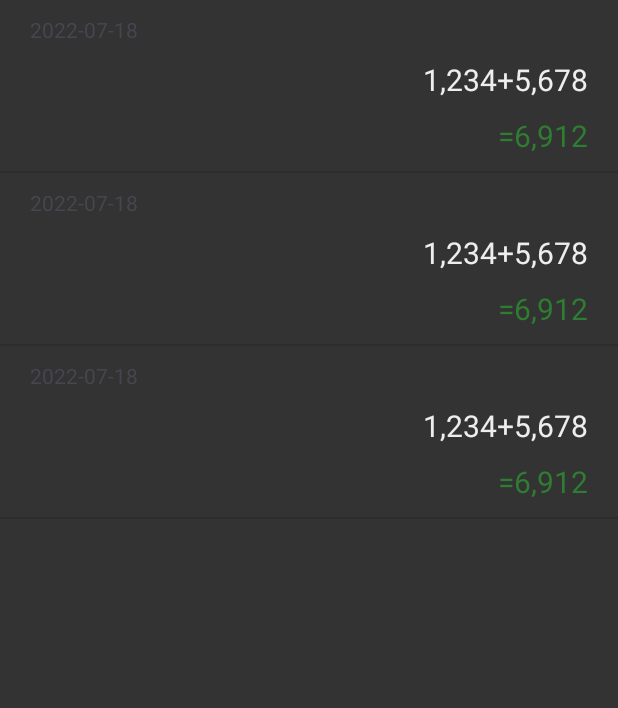
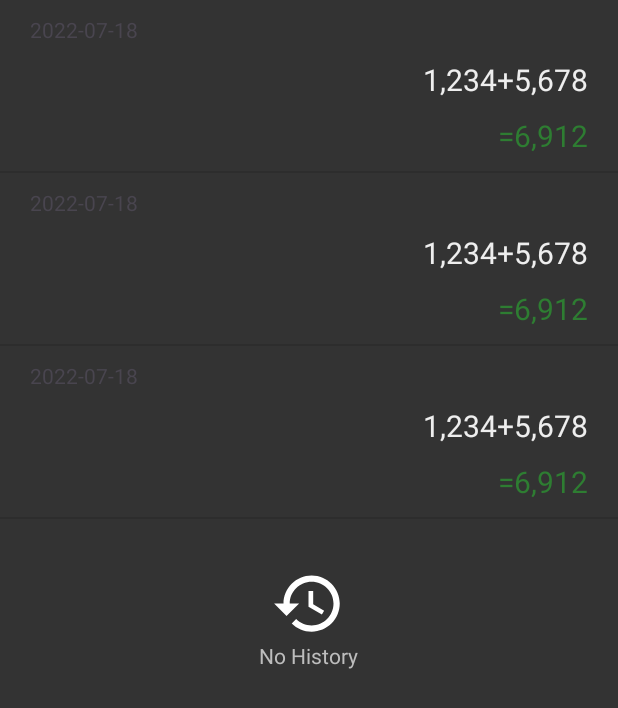
Before and after one commit to Hyuck9/H-Calculator2, an Android app: the layout fragment_history.xml on its own in the app's theme, with its tools: preview values and no code run, on a phone screen of 412 x 824 dp. Shown: the top 708 px of the screen. Run offline under Robolectric (Android 15) with nearby library versions, the light colour scheme and no system bars.

Commit message:
o strings.xml 분할 o 히스토리 없음 이미지 추가

```diff
--- a/app/src/main/java/me/hyuck9/calculator/view/ui/HistoryFragment.kt
+++ b/app/src/main/java/me/hyuck9/calculator/view/ui/HistoryFragment.kt
@@ -4,6 +4,7 @@ import android.os.Bundle
 import android.view.LayoutInflater
 import android.view.View
 import android.view.ViewGroup
+import androidx.core.view.isVisible
 import androidx.fragment.app.activityViewModels
 import androidx.recyclerview.widget.ItemTouchHelper
 import androidx.recyclerview.widget.LinearLayoutManager
@@ -11,6 +12,7 @@ import androidx.recyclerview.widget.RecyclerView
 import me.hyuck9.calculator.R
 import me.hyuck9.calculator.databinding.FragmentHistoryBinding
 import me.hyuck9.calculator.extensions.observeLiveData
+import me.hyuck9.calculator.extensions.toViewExpression
 import me.hyuck9.calculator.view.adapter.HistoryAdapter
 import me.hyuck9.calculator.view.base.BaseFragment
 import me.hyuck9.calculator.view.viewmodel.HistoryViewModel
@@ -72,13 +74,14 @@ class HistoryFragment : BaseFragment() {
 		}
 		historyAdapter.onAnswerClick = { history ->
 			Timber.i("history : $history")
-			historyViewModel.selectHistory(history.answer)
+			historyViewModel.selectHistory(history.answer.toViewExpression())
 		}
 
 	}
 
 	private fun FragmentHistoryBinding.addObservers() {
 		observeLiveData(historyViewModel.histories) { histories ->
+			noHistory.isVisible = histories.isEmpty()
 			historyAdapter.updateList(histories)
 		}
 	}
--- /dev/null
+++ b/app/src/main/res/drawable/ic_history.xml
@@ -0,0 +1,5 @@
+<vector android:height="50dp" android:tint="#000000"
+    android:viewportHeight="24" android:viewportWidth="24"
+    android:width="50dp" xmlns:android="http://schemas.android.com/apk/res/android">
+    <path android:fillColor="@android:color/white" android:pathData="M13,3c-4.97,0 -9,4.03 -9,9L1,12l3.89,3.89 0.07,0.14L9,12L6,12c0,-3.87 3.13,-7 7,-7s7,3.13 7,7 -3.13,7 -7,7c-1.93,0 -3.68,-0.79 -4.94,-2.06l-1.42,1.42C8.27,19.99 10.51,21 13,21c4.97,0 9,-4.03 9,-9s-4.03,-9 -9,-9zM12,8v5l4.28,2.54 0.72,-1.21 -3.5,-2.08L13.5,8L12,8z"/>
+</vector>
--- a/app/src/main/res/layout/fragment_history.xml
+++ b/app/src/main/res/layout/fragment_history.xml
@@ -4,8 +4,8 @@
 
     <FrameLayout
         android:layout_width="match_parent"
+        android:layout_height="match_parent"
         android:background="@color/dark_grey"
-        android:layout_height="match_parent"
         tools:context=".view.ui.HistoryFragment">
 
         <androidx.recyclerview.widget.RecyclerView
@@ -14,5 +14,15 @@
             android:layout_height="match_parent"
             tools:listitem="@layout/item_history" />
 
+        <androidx.appcompat.widget.AppCompatTextView
+            android:id="@+id/noHistory"
+            android:layout_width="wrap_content"
+            android:layout_height="wrap_content"
+            android:drawableTop="@drawable/ic_history"
+            android:drawableTint="@color/white"
+            android:textColor="@color/md_grey_400"
+            android:layout_gravity="center"
+            android:text="@string/text_no_history" />
+
     </FrameLayout>
 </layout>
--- a/app/src/main/res/layout/layout_input_field.xml
+++ b/app/src/main/res/layout/layout_input_field.xml
@@ -33,6 +33,7 @@
             style="@style/CustomEditText.Input"
             android:layout_width="match_parent"
             android:layout_height="match_parent"
+            android:focusable="false"
             android:layout_weight="1"
             android:scrollHorizontally="true"
             android:text="@{StringExtensionsKt.fromHtml(viewModel.inputLiveData)}"
```
Also changed, not shown: app/src/main/java/me/hyuck9/calculator/view/adapter/HistoryAdapter.kt (+0 -8 lines), app/src/main/res/values/strings.xml (+18 -17 lines), 1 other file.
